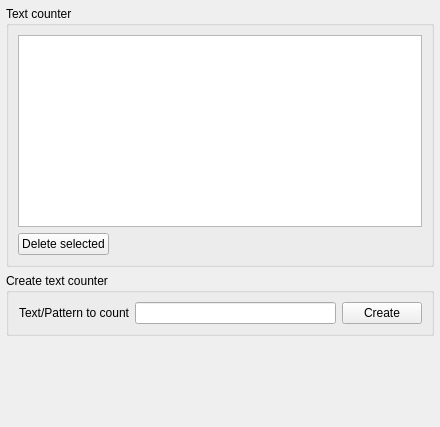
Before: the Qt Designer form src/multiserialviewer/ui_files/counterWidget.ui in shaag7967/multiserialviewer, drawn with Qt 5.
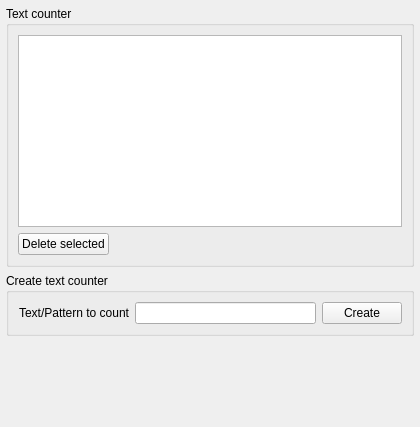
After: the same form once the commit is applied.

Patch:
```diff
--- a/src/multiserialviewer/ui_files/counterWidget.ui
+++ b/src/multiserialviewer/ui_files/counterWidget.ui
@@ -6,7 +6,7 @@
    <rect>
     <x>0</x>
     <y>0</y>
-    <width>440</width>
+    <width>420</width>
     <height>427</height>
    </rect>
   </property>
```
